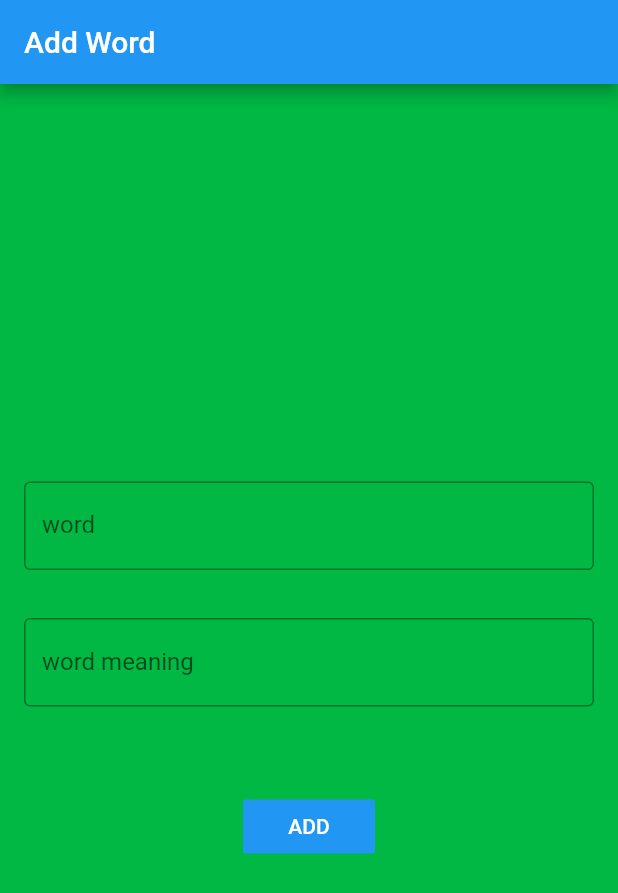
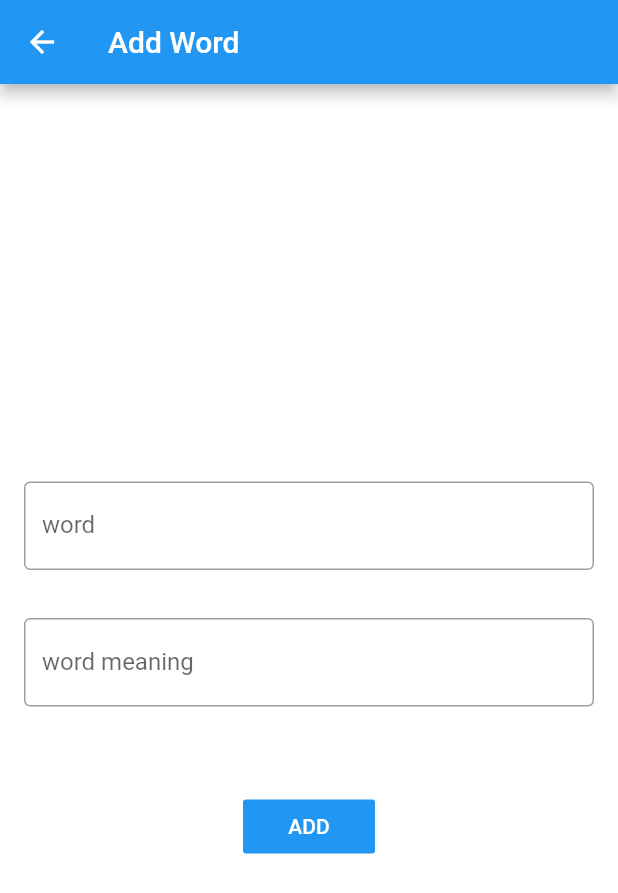
Before and after one commit to netlsd/PalmMemo, a Flutter app: the screen it shows after launch, after a tap on the "add" icon, on a phone screen of 412 x 824 dp. Shown: the top 893 px of the screen. Run offline on Flutter 3.47's test engine with Material 2 defaults, Android fonts, the phone set to English and light mode, and no system bars; our stand-ins replace audioplayers, sqflite; accounts and stored records are empty.

Commit message:
release for local persistence

```diff
--- a/lib/add_word.dart
+++ b/lib/add_word.dart
@@ -1,4 +1,5 @@
 import 'package:flutter/material.dart';
+import 'package:palmmemo/constants.dart' as Const;
 import 'package:palmmemo/database.dart';
 import 'package:palmmemo/model/word.dart';
 
@@ -12,6 +13,7 @@ class AddWordPage extends StatefulWidget {
 
 class _AddWordState extends State<AddWordPage> {
   final _scaffoldKey = GlobalKey<ScaffoldState>();
+  bool isAdded = false;
 
   void _onAddPressed() {
     String word = wordController.text;
@@ -22,6 +24,7 @@ class _AddWordState extends State<AddWordPage> {
     }
 
     insertWord(getDatabase(), Word(word, mean));
+    isAdded = true;
 
     final snackBar = SnackBar(content: Text('Add Success'));
     _scaffoldKey.currentState.showSnackBar(snackBar);
@@ -35,19 +38,25 @@ class _AddWordState extends State<AddWordPage> {
 
   @override
   Widget build(BuildContext context) {
-    return MaterialApp(
-        title: 'Palm Memo',
-        theme: ThemeData(
-          primarySwatch: Colors.blue,
-          visualDensity: VisualDensity.adaptivePlatformDensity,
-        ),
-        home: Scaffold(
+    return WillPopScope(
+        onWillPop: () async {
+          Navigator.of(context).pop(isAdded);
+          return true;
+        },
+        child: Scaffold(
             key: _scaffoldKey,
-            appBar: AppBar(title: Text('Add Word')),
+            appBar: AppBar(
+              title: Text(Const.TITLE_ADD_WORD),
+              leading: new IconButton(
+                icon: new Icon(Icons.arrow_back, color: Colors.white),
+                onPressed: () => Navigator.of(context).pop(isAdded),
+              ),
+            ),
             body: Container(
                 width: double.infinity,
                 height: double.infinity,
-                color: Color.fromRGBO(0, 184, 67, 1),
+                // color: Color.fromRGBO(0, 184, 67, 1),
+                color: Colors.white,
                 child: Column(
                     mainAxisAlignment: MainAxisAlignment.center,
                     children: <Widget>[
--- /dev/null
+++ b/lib/constants.dart
@@ -0,0 +1,5 @@
+library constants;
+
+const String MSG_CLICK_SHOW = "Click to see word meaning";
+const String TITLE_PALM_MEMO = "Palm Memo";
+const String TITLE_ADD_WORD = "Add Word";
--- a/lib/main.dart
+++ b/lib/main.dart
@@ -1,6 +1,9 @@
+import 'package:audioplayers/audioplayers.dart';
 import 'package:flutter/foundation.dart' show kIsWeb;
 import 'package:flutter/material.dart';
+import 'package:flutter/services.dart';
 import 'package:palmmemo/add_word.dart';
+import 'package:palmmemo/constants.dart' as Const;
 import 'package:palmmemo/database.dart';
 import 'package:palmmemo/extension.dart';
 import 'package:palmmemo/model/word.dart';
@@ -15,7 +18,7 @@ class MyApp extends StatelessWidget {
   @override
   Widget build(BuildContext context) {
     return MaterialApp(
-      title: 'Palm Memo',
+      title: Const.TITLE_PALM_MEMO,
       theme: ThemeData(
         // This is the theme of your application.
         //
@@ -48,24 +51,33 @@ class MyHomePage extends StatefulWidget {
 
 class _MyHomePageState extends State<MyHomePage> {
   List<Word> wordList;
+  String meaning = Const.MSG_CLICK_SHOW;
+  AudioPlayer audioPlayer;
+  bool isLearned = false;
 
   @override
   void initState() {
     super.initState();
 
-    getWords(getDatabase()).then((value) => {
-          setState(() {
-            // random list
-            value.shuffle();
-            wordList = value;
-          })
-        });
+    audioPlayer = AudioPlayer();
+    _loadWordList();
   }
 
   @override
   void dispose() {
     closeDb(getDatabase());
     super.dispose();
+  }
+
+  void _loadWordList() {
+    getWords(getDatabase()).then((value) => {
+          setState(() {
+            // random list
+            value.shuffle();
+            print("size is ${value.length}");
+            wordList = value;
+          })
+        });
   }
 
   // todo add done view
@@ -76,49 +88,129 @@ class _MyHomePageState extends State<MyHomePage> {
 
     setState(() {
       wordList.removeAt(0);
+      meaning = Const.MSG_CLICK_SHOW;
+      isLearned = true;
     });
   }
 
-  void _addWord() {
+  void _addWord() async {
     // todo calc max radius
-    Navigator.push(
+    final isAdded = await Navigator.push(
         context,
         RevealRoute(
             page: AddWordPage(),
             maxRadius: kIsWeb ? 4500 : 1500,
             centerAlignment: Alignment.bottomRight));
+
+    if (isAdded) {
+      _loadWordList();
+    }
   }
 
-  Widget wordCardView(String text, bool isAnswer) {
-    return Container(
-        width: double.infinity,
-        child: Card(
-            color: isAnswer ? Colors.blue : Colors.green,
-            child: Center(
-                child: Text(
+  void _showAnswer() {
+    setState(() {
+      meaning = wordList[0].mean;
+    });
+  }
+
+  void _speakWord() async {
+    String audioUrl =
+        'https://tts.baidu.com/text2audio?tex=${wordList[0].word}&cuid=baike&lan=ZH&ie=utf-8&ctp=1&pdt=301&vol=9&rate=32&per=5';
+    await audioPlayer.play(audioUrl);
+  }
+
+  Widget cardWithTextView(String text, bool isWord) {
+    return Card(
+        color: isWord ? Colors.blue : Colors.green,
+        child: Stack(
+          alignment: Alignment.center,
+          children: [
+            Text(
               text,
               textAlign: TextAlign.center,
               style: Theme.of(context)
                   .textTheme
                   .headline5
                   .apply(color: Colors.white),
-            )),
-            margin: EdgeInsets.zero,
-            shape: RoundedRectangleBorder(
-              borderRadius: BorderRadius.circular(0),
-            )));
+            ),
+            isWord
+                ? Align(
+                    alignment: Alignment.bottomRight,
+                    child: Container(
+                        margin: EdgeInsets.all(20),
+                        child: IconButton(
+                            icon: Icon(Icons.volume_up, color: Colors.white),
+                            onPressed: _speakWord)))
+                : Container()
+          ],
+        ),
+        margin: EdgeInsets.zero,
+        shape: RoundedRectangleBorder(
+          borderRadius: BorderRadius.circular(0),
+        ));
+  }
+
+  Widget answerCardView() {
+    return Container(
+        width: double.infinity,
+        child: GestureDetector(
+            onTap: _showAnswer, child: cardWithTextView(meaning, false)));
+  }
+
+  Widget wordCardView() {
+    return Container(
+        width: double.infinity,
+        child: cardWithTextView(wordList[0].word, true));
+  }
+
+  Widget centerTextView(String text) {
+    return Center(
+        child: Text(text,
+            style: TextStyle(
+                color: Colors.blueAccent,
+                fontWeight: FontWeight.bold,
+                fontSize: 20)));
   }
 
   Widget emptyView() {
-    return Center(
-        child: Text("Current no word in list, click add button to add word"));
+    return centerTextView("Click add button to add your word");
+  }
+
+  Widget doneView() {
+    return centerTextView("Congratulations, you're done");
   }
 
   Widget memoView() {
     return Column(children: <Widget>[
-      Expanded(child: wordCardView(wordList[0].word, false), flex: 1),
-      Expanded(child: wordCardView(wordList[0].mean, true), flex: 1)
+      Expanded(child: wordCardView(), flex: 1),
+      Expanded(child: answerCardView(), flex: 1)
     ]);
+  }
+
+  void onEventKey(RawKeyEvent event) async {
+    if (event.runtimeType.toString() == 'RawKeyDownEvent') {
+      if (event.isKeyPressed(LogicalKeyboardKey.enter)) {
+        _nextWord();
+      }
+      if (event.isKeyPressed(LogicalKeyboardKey.space)) {
+        _showAnswer();
+      }
+      if (event.isKeyPressed(LogicalKeyboardKey.comma)) {
+        _speakWord();
+      }
+    }
+  }
+
+  Widget mainView() {
+    if (wordList.isNullOrEmpty) {
+      if (isLearned) {
+        return doneView();
+      } else {
+        return emptyView();
+      }
+    } else {
+      return memoView();
+    }
   }
 
   @override
@@ -132,7 +224,12 @@ class _MyHomePageState extends State<MyHomePage> {
               ),
               onPressed: _nextWord)
         ]),
-        body: wordList.isNullOrEmpty ? emptyView() : memoView(),
+        body: RawKeyboardListener(
+          focusNode: FocusNode(),
+          onKey: onEventKey,
+          autofocus: true,
+          child: mainView(),
+        ),
         floatingActionButton: FloatingActionButton(
             onPressed: _addWord,
             backgroundColor: Colors.green,
--- a/pubspec.yaml
+++ b/pubspec.yaml
@@ -22,6 +22,7 @@ environment:
 
 dependencies:
   sqflite: ^1.3.2+1
+  audioplayers: ^0.17.0
   flutter:
     sdk: flutter
 
```
Also changed, not shown: pubspec.lock, 1 other file.
